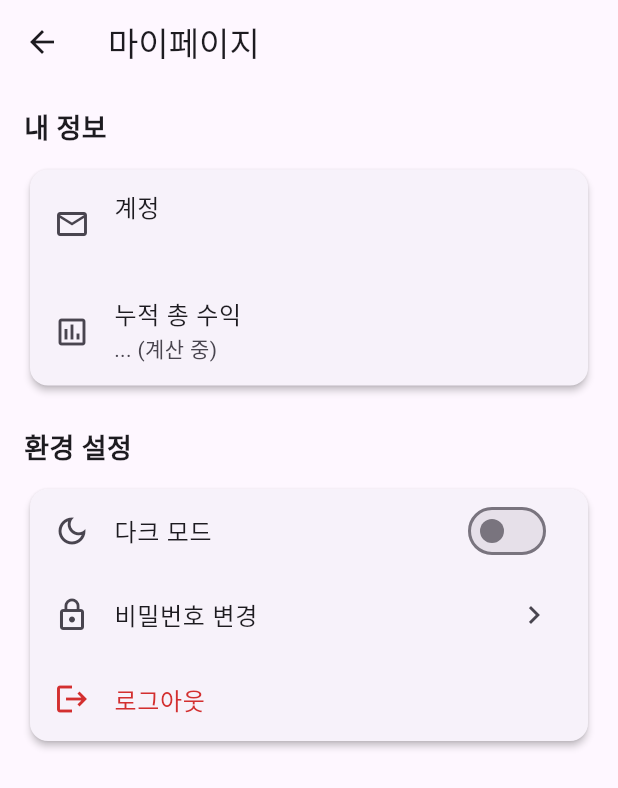
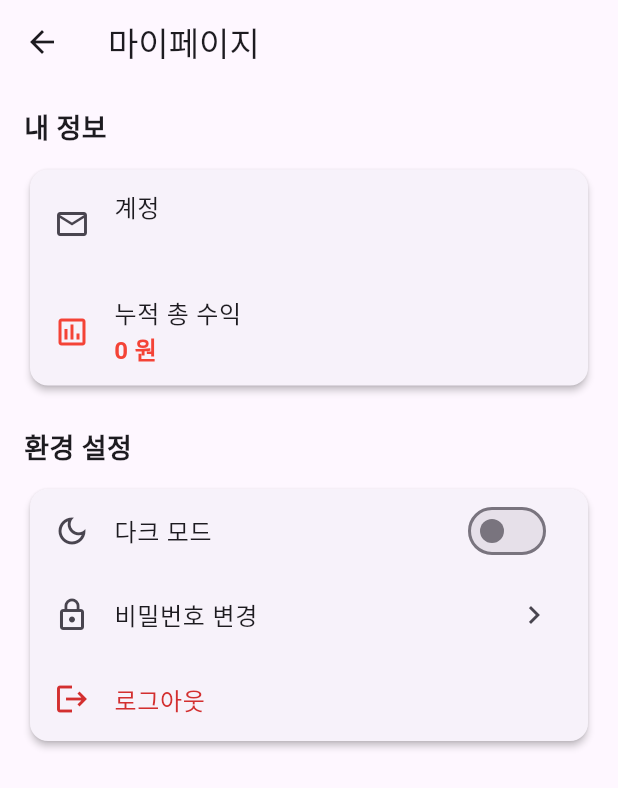
Before and after one commit to JunyeongCha/Laour_ETF, a Flutter app: the MyPageScreen screen opened directly, on a phone screen of 412 x 824 dp. Shown: the top 788 px of the screen. Run offline on Flutter 3.47's test engine with Material 3 defaults, Android fonts, the phone set to English and light mode, and no system bars; our stand-ins replace cloud_firestore, firebase_auth, firebase_core, flutter_secure_storage; accounts and stored records are empty.

Commit message:
Feat (5-2): 마이페이지 누적 총 수익 계산 및 표시 기능 구현

```diff
--- a/lib/screens/my_page_screen.dart
+++ b/lib/screens/my_page_screen.dart
@@ -1,16 +1,24 @@
 import 'package:flutter/material.dart';
 import 'package:provider/provider.dart';
-import 'package:laour_etf/auth/auth_service.dart'; // 로그아웃을 위해 미리 import
-import 'package:firebase_auth/firebase_auth.dart'; // (★수정★) User 타입을 알기 위해 import
+import 'package:laour_etf/auth/auth_service.dart';
+import 'package:firebase_auth/firebase_auth.dart';
+import 'package:cloud_firestore/cloud_firestore.dart'; // (★신규★)
 
 class MyPageScreen extends StatelessWidget {
   const MyPageScreen({super.key});
 
   @override
   Widget build(BuildContext context) {
-    // (★수정★)
-    // StreamProvider를 통해 현재 로그인된 User 객체를 직접 받습니다.
     final User? user = context.watch<User?>();
+
+    // (★신규★) 5-2 로직: 누적 총 수익 계산 스트림
+    final Stream<QuerySnapshot>? completedCyclesStream = (user != null)
+      ? FirebaseFirestore.instance
+          .collection('users')
+          .doc(user.uid)
+          .collection('cycles')
+          .snapshots() // 모든 사이클을 가져옴
+      : null;
 
     return Scaffold(
       appBar: AppBar(
@@ -33,15 +41,55 @@ class MyPageScreen extends StatelessWidget {
                   leading: const Icon(Icons.email_outlined),
                   title: const Text('계정'),
                   subtitle: Text(
-                    // (★수정★)
-                    // user 변수에서 직접 이메일을 읽습니다.
                     user?.email ?? '로그인 정보 없음',
                   ),
                 ),
-                const ListTile(
-                  leading: Icon(Icons.assessment_outlined),
-                  title: Text('누적 총 수익'),
-                  subtitle: Text('... (계산 중)'), // (5-2 단계에서 구현)
+
+                // (★수정★) 5-2 누적 총 수익 StreamBuilder
+                StreamBuilder<QuerySnapshot>(
+                  stream: completedCyclesStream,
+                  builder: (context, snapshot) {
+                    if (!snapshot.hasData || user == null) {
+                      return const ListTile(
+                        leading: Icon(Icons.assessment_outlined),
+                        title: Text('누적 총 수익'),
+                        subtitle: Text('... (계산 중)'),
+                      );
+                    }
+
+                    double totalRealizedProfit = 0.0;
+
+                    // (★신규★) 홈 화면과 동일한 필터링 로직
+                    for (var doc in snapshot.data!.docs) {
+                      final data = doc.data() as Map<String, dynamic>?;
+                      if (data == null) continue;
+
+                      final int quantity = (data['currentQuantity'] as num?)?.toInt() ?? 0;
+                      final double purchaseAmount = (data['currentPurchaseAmount'] as num?)?.toDouble() ?? 0.0;
+                      final bool isManuallyCompleted = (data['isManuallyCompleted'] as bool?) ?? false;
+
+                      // (★신규★) 정산 완료된 사이클만 필터링
+                      if (isManuallyCompleted || (quantity == 0 && purchaseAmount > 0)) {
+                        totalRealizedProfit += (data['realizedProfit'] as num?)?.toDouble() ?? 0.0;
+                      }
+                    }
+
+                    // (★신규★) 수익/손해 색상 (빨강/파랑)
+                    final Color profitColor = totalRealizedProfit >= 0 ? Colors.red : Colors.blue.shade700;
+
+                    return ListTile(
+                      leading: Icon(Icons.assessment_outlined, color: profitColor),
+                      title: const Text('누적 총 수익'),
+                      subtitle: Text(
+                        '${totalRealizedProfit.toStringAsFixed(0)} 원',
+                        style: TextStyle(
+                          color: profitColor,
+                          fontWeight: FontWeight.bold,
+                          fontSize: 16,
+                        ),
+                      ),
+                    );
+                  },
                 ),
               ],
             ),
@@ -81,9 +129,7 @@ class MyPageScreen extends StatelessWidget {
                   leading: Icon(Icons.logout, color: Colors.red.shade700),
                   title: Text('로그아웃', style: TextStyle(color: Colors.red.shade700)),
                   onTap: () {
-                    // (5-5 단계) 로그아웃 확인 팝업 후 실행
                     context.read<AuthService>().signOut();
-                    // (수정) popUntil로 홈까지 안전하게 이동
                     Navigator.of(context).popUntil((route) => route.isFirst);
                   },
                 ),
```
